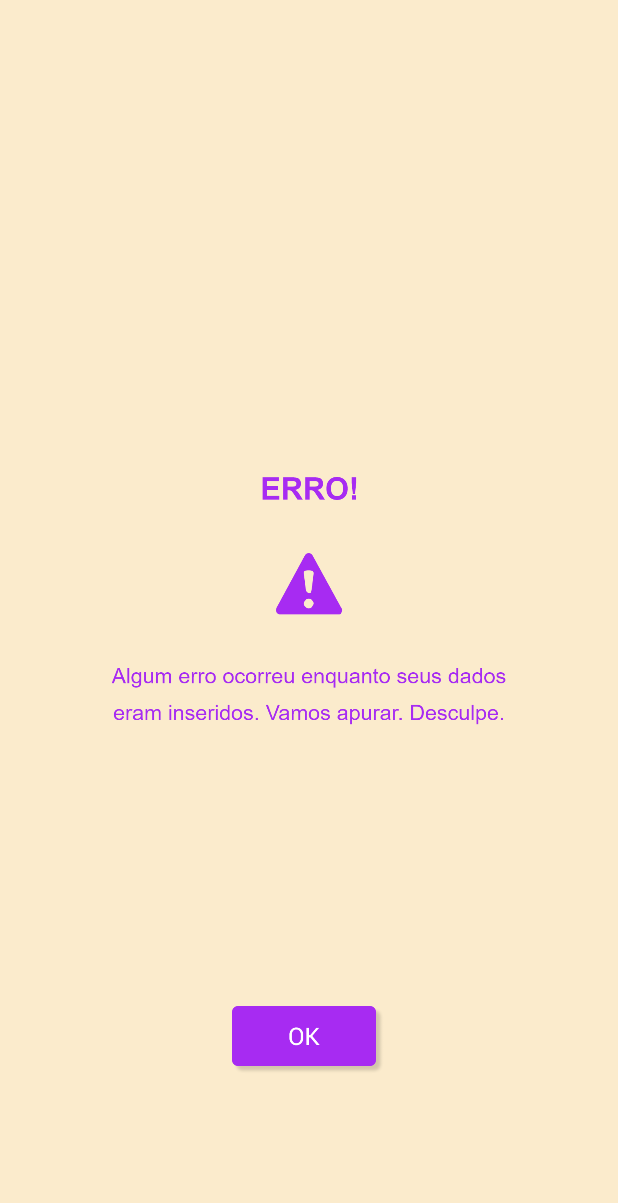
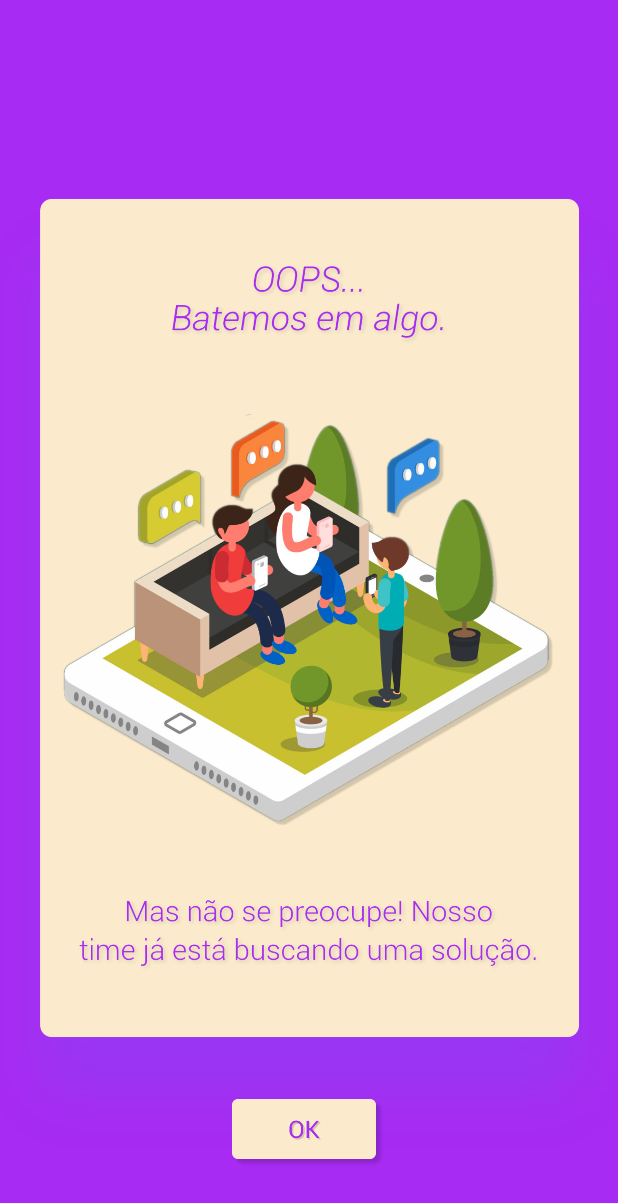
Before and after one commit to Mizatt/HoraDoRemedinho, an Android app: the PopErro screen opened directly, with no data from a screen before it, on a phone screen of 412 x 824 dp. Shown: the top 1203 px of the screen. Run offline under Robolectric (Android 15) with nearby library versions, the light colour scheme and no system bars.

Commit message:
Update de Design
Major design changes.

```diff
--- a/app/src/main/java/projetodiego/unimep/com/br/projetodiego/sucessoCadastroRemedinho.java
+++ b/app/src/main/java/projetodiego/unimep/com/br/projetodiego/sucessoCadastroRemedinho.java
@@ -12,7 +12,7 @@ public class sucessoCadastroRemedinho extends AppCompatActivity {
         super.onCreate (savedInstanceState);
         setContentView (R.layout.activity_sucesso_cadastro_remedinho);
 
-        int finishTime = 2000;
+        int finishTime = 3000;
         Handler handler = new Handler();
         handler.postDelayed(new Runnable() {
             public void run() {
--- a/app/src/main/java/projetodiego/unimep/com/br/projetodiego/sucessoCadastroUsuario.java
+++ b/app/src/main/java/projetodiego/unimep/com/br/projetodiego/sucessoCadastroUsuario.java
@@ -12,7 +12,7 @@ public class sucessoCadastroUsuario extends AppCompatActivity {
         super.onCreate (savedInstanceState);
         setContentView (R.layout.activity_sucesso_cadastro_usuario);
 
-        int finishTime = 2000; //10 secs
+        int finishTime = 3000;
         Handler handler = new Handler();
         handler.postDelayed(new Runnable() {
             public void run() {
--- a/app/src/main/res/layout/activity_login.xml
+++ b/app/src/main/res/layout/activity_login.xml
@@ -26,7 +26,7 @@
         android:layout_marginTop="268dp"
         android:background="@drawable/edittext"
         android:cursorVisible="false"
-        android:hint="   Insira o seu usuário."
+        android:hint="   Insira o seu usuário"
         android:textStyle="italic" />
 
     <EditText
@@ -37,7 +37,7 @@
         android:layout_centerHorizontal="true"
         android:background="@drawable/edittext"
         android:cursorVisible="false"
-        android:hint="   Insira a sua senha."
+        android:hint="   Insira a sua senha"
         android:textStyle="italic" />
 
     <Button
--- a/app/src/main/res/layout/activity_pop_erro.xml
+++ b/app/src/main/res/layout/activity_pop_erro.xml
@@ -10,18 +10,17 @@
         android:orientation="vertical">
 
     <ImageView
-            android:layout_width="287dp"
-            android:layout_height="194dp"
-            android:scaleType="centerCrop"
-            android:src="@drawable/mensagemerro"
-            android:layout_centerInParent="true"/>
+        android:layout_width="match_parent"
+        android:layout_height="match_parent"
+        android:scaleType="centerCrop"
+        android:src="@drawable/mensagemerro" />
 
     <Button
             android:layout_width="102dp"
-            android:layout_height="46dp" android:layout_centerHorizontal="true"
-            android:background="@drawable/botaook" android:layout_alignParentBottom="true"
-            android:layout_marginBottom="107dp"/>
-
-
+            android:layout_height="46dp"
+            android:layout_centerHorizontal="true"
+            android:background="@drawable/botaook"
+            android:layout_alignParentBottom="true"
+            android:layout_marginBottom="45dp"/>
 
 </RelativeLayout>
--- a/app/src/main/res/layout/activity_remedinhos_cadastrados.xml
+++ b/app/src/main/res/layout/activity_remedinhos_cadastrados.xml
@@ -26,7 +26,6 @@
         android:layout_marginTop="55dp"
         android:background="@drawable/menuhamburguer" />
 
-
     <ListView
             android:id="@+id/listadeRemedinhos"
             android:layout_width="match_parent"
--- a/app/src/main/res/values/styles.xml
+++ b/app/src/main/res/values/styles.xml
@@ -6,6 +6,7 @@
         <item name="colorPrimary">@color/colorPrimary</item>
         <item name="colorPrimaryDark">@color/colorPrimaryDark</item>
         <item name="colorAccent">@color/colorAccent</item>
+        <item name="android:textSize">22sp</item>
     </style>
 
 </resources>
--- a/build.gradle
+++ b/build.gradle
@@ -7,7 +7,7 @@ buildscript {
         jcenter()
     }
     dependencies {
-        classpath 'com.android.tools.build:gradle:3.3.2'
+        classpath 'com.android.tools.build:gradle:3.4.0'
 
 
         // NOTE: Do not place your application dependencies here; they belong
```
Also changed, not shown: app/src/main/res/layout/activity_cadastro_remedinhos.xml (+19 -7 lines), app/src/main/res/layout/activity_tela_principal.xml (+4 -7 lines), app/src/main/res/drawable/botaook.png, app/src/main/res/drawable/cadastrese.png, app/src/main/res/drawable/confirmacaodecadastro.png, app/src/main/res/drawable/confirmacaosalvar.png, app/src/main/res/drawable/headerremedinhos.png, app/src/main/res/drawable/logo.png, app/src/main/res/drawable/mensagemerro.png, gradle/wrapper/gradle-wrapper.properties.
